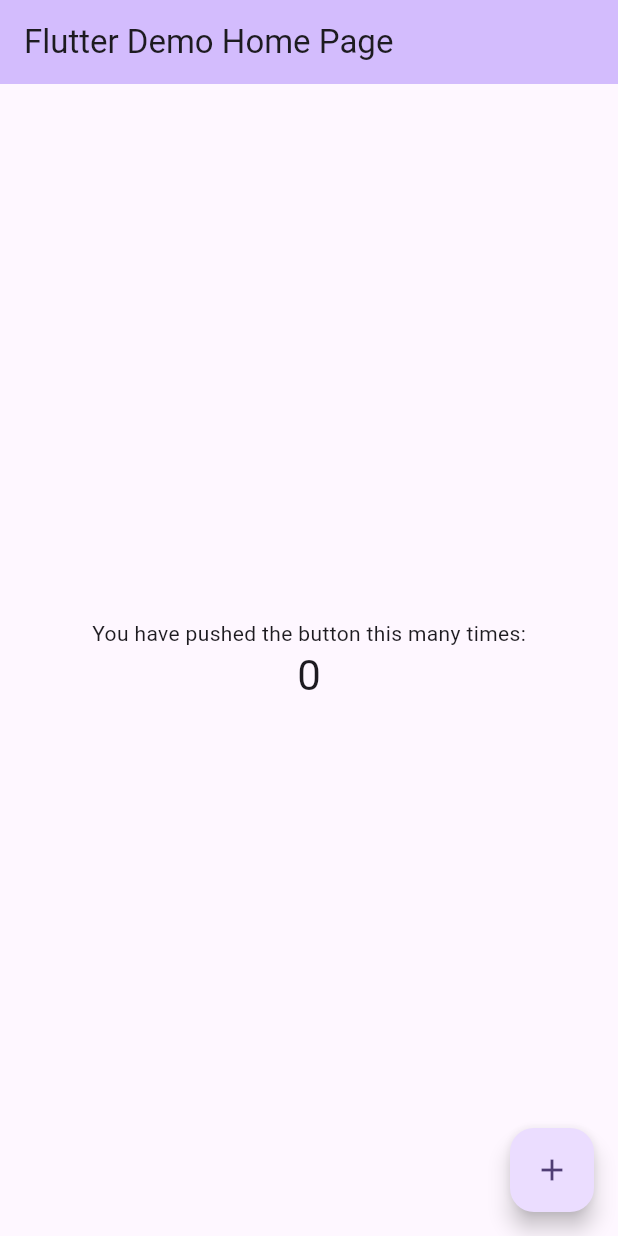
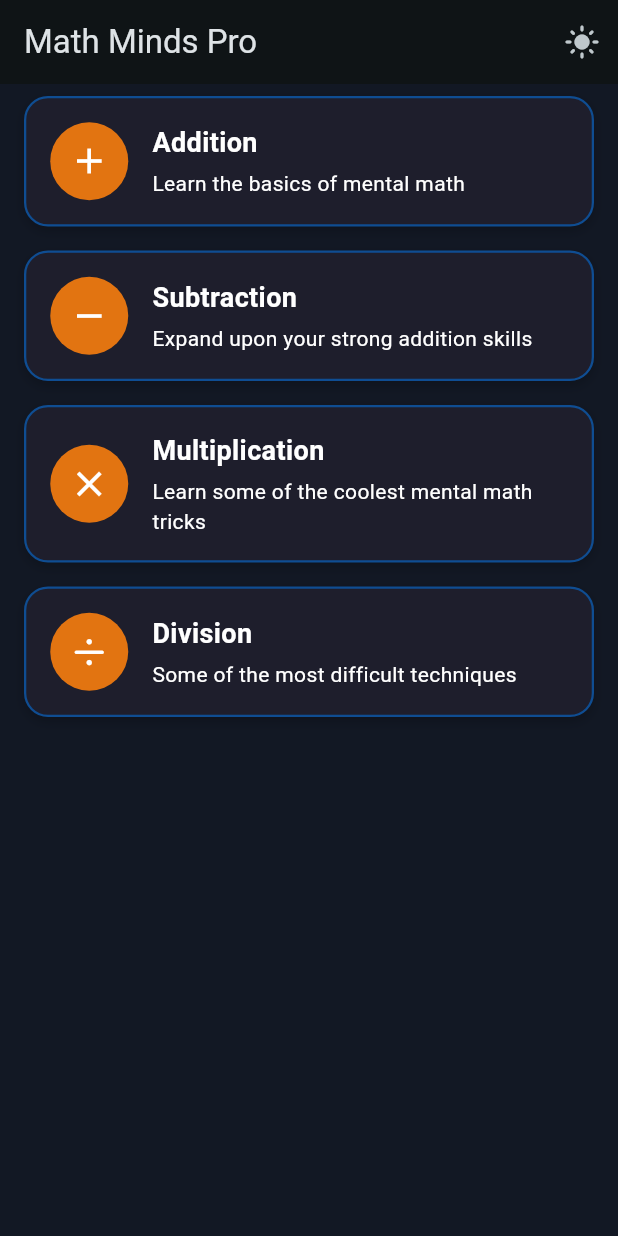
Before and after one commit to AagamShah30/mental_math_app, a Flutter app: the screen it shows after launch, on a phone screen of 412 x 824 dp. Run offline on Flutter 3.47's test engine with Material 3 defaults, Android fonts, the phone set to English and light mode, and no system bars.

Commit message:
Add basic functionality to the app and introduce seperation of logic into modular files

```diff
--- /dev/null
+++ b/lib/category_card.dart
@@ -0,0 +1,88 @@
+import 'package:flutter/material.dart';
+import 'package:mental_math_app/game_elements/game_screen.dart';
+import 'package:mental_math_app/game_elements/math_questions.dart';
+
+class CategoryCard extends StatelessWidget {
+  final String title;
+  final String subtitle;
+  final IconData icon;
+
+  const CategoryCard({
+    super.key,
+    required this.title,
+    required this.subtitle,
+    required this.icon,
+  });
+
+  @override
+  Widget build(BuildContext context) {
+    final isDarkMode = Theme.of(context).brightness == Brightness.dark;
+
+    return InkWell(
+      onTap: () {
+        Navigator.push(
+          context,
+          MaterialPageRoute(
+            builder: (context) => GameScreen(
+              title: title,
+              questionGenerator: generateElevensQuestion,
+            ),
+          ),
+        );
+      },
+
+      child: Container(
+        margin: const EdgeInsets.symmetric(vertical: 8.0, horizontal: 16.0),
+        padding: const EdgeInsets.all(16.0),
+        decoration: BoxDecoration(
+          color: Color(isDarkMode ? 0xFF1E1E2C : 0xFFEDF9FF),
+          borderRadius: BorderRadius.circular(16.0),
+          border: Border.all(color: Color(0xFF0F4D92), width: 1.5),
+          boxShadow: [
+            BoxShadow(
+              color: Colors.black.withValues(alpha: 0.2),
+              blurRadius: 6,
+              offset: const Offset(0, 3),
+            ),
+          ],
+        ),
+        child: Row(
+          children: [
+            Container(
+              padding: const EdgeInsets.all(12.0),
+              decoration: const BoxDecoration(
+                color: Color(0xFFE27411),
+                shape: BoxShape.circle,
+              ),
+              child: Icon(icon, color: Colors.white, size: 28),
+            ),
+            const SizedBox(width: 16.0),
+            Expanded(
+              child: Column(
+                crossAxisAlignment: CrossAxisAlignment.start,
+                children: [
+                  Text(
+                    title,
+                    style: TextStyle(
+                      color: isDarkMode ? Colors.white : Colors.black,
+                      fontSize: 18,
+                      fontWeight: FontWeight.bold,
+                    ),
+                  ),
+                  const SizedBox(height: 4.0),
+                  Text(
+                    subtitle,
+                    style: TextStyle(
+                      color: isDarkMode ? Colors.white : Colors.black,
+                      fontSize: 14,
+                    ),
+                  ),
+                ],
+              ),
+            ),
+          ],
+        ),
+      ),
+    );
+  }
+}
--- /dev/null
+++ b/lib/course_list.dart
@@ -0,0 +1,35 @@
+import 'package:flutter/material.dart';
+import 'package:mental_math_app/category_card.dart';
+import 'package:flutter/cupertino.dart';
+
+class CourseList extends StatelessWidget {
+  const CourseList({super.key});
+
+  @override
+  Widget build(BuildContext context) {
+    return ListView(
+      children: const [
+        CategoryCard(
+          title: 'Addition',
+          subtitle: 'Learn the basics of mental math',
+          icon: Icons.add,
+        ),
+        CategoryCard(
+          title: 'Subtraction',
+          subtitle: 'Expand upon your strong addition skills',
+          icon: Icons.remove,
+        ),
+        CategoryCard(
+          title: 'Multiplication',
+          subtitle: 'Learn some of the coolest mental math tricks',
+          icon: Icons.close,
+        ),
+        CategoryCard(
+          title: 'Division',
+          subtitle: 'Some of the most difficult techniques',
+          icon: CupertinoIcons.divide, // Using horizontal_rule for division
+        ),
+      ],
+    );
+  }
+}
--- a/lib/main.dart
+++ b/lib/main.dart
@@ -1,122 +1,87 @@
 import 'package:flutter/material.dart';
+import 'package:mental_math_app/course_list.dart';
 
 void main() {
   runApp(const MyApp());
 }
 
-class MyApp extends StatelessWidget {
+class MyApp extends StatefulWidget {
   const MyApp({super.key});
 
-  // This widget is the root of your application.
   @override
-  Widget build(BuildContext context) {
-    return MaterialApp(
-      title: 'Flutter Demo',
-      theme: ThemeData(
-        // This is the theme of your application.
-        //
-        // TRY THIS: Try running your application with "flutter run". You'll see
-        // the application has a purple toolbar. Then, without quitting the app,
-        // try changing the seedColor in the colorScheme below to Colors.green
-        // and then invoke "hot reload" (save your changes or press the "hot
-        // reload" button in a Flutter-supported IDE, or press "r" if you used
-        // the command line to start the app).
-        //
-        // Notice that the counter didn't reset back to zero; the application
-        // state is not lost during the reload. To reset the state, use hot
-        // restart instead.
-        //
-        // This works for code too, not just values: Most code changes can be
-        // tested with just a hot reload.
-        colorScheme: .fromSeed(seedColor: Colors.deepPurple),
-      ),
-      home: const MyHomePage(title: 'Flutter Demo Home Page'),
-    );
-  }
+  State<MyApp> createState() => _MyAppState();
 }
 
-class MyHomePage extends StatefulWidget {
-  const MyHomePage({super.key, required this.title});
+class _MyAppState extends State<MyApp> {
+  ThemeMode _themeMode = ThemeMode.dark;
 
-  // This widget is the home page of your application. It is stateful, meaning
-  // that it has a State object (defined below) that contains fields that affect
-  // how it looks.
-
-  // This class is the configuration for the state. It holds the values (in this
-  // case the title) provided by the parent (in this case the App widget) and
-  // used by the build method of the State. Fields in a Widget subclass are
-  // always marked "final".
-
-  final String title;
-
-  @override
-  State<MyHomePage> createState() => _MyHomePageState();
-}
-
-class _MyHomePageState extends State<MyHomePage> {
-  int _counter = 0;
-
-  void _incrementCounter() {
+  void _toggleTheme() {
     setState(() {
-      // This call to setState tells the Flutter framework that something has
-      // changed in this State, which causes it to rerun the build method below
-      // so that the display can reflect the updated values. If we changed
-      // _counter without calling setState(), then the build method would not be
-      // called again, and so nothing would appear to happen.
-      _counter++;
+      _themeMode = _themeMode == ThemeMode.dark ? ThemeMode.light : ThemeMode.dark;
     });
   }
 
   @override
   Widget build(BuildContext context) {
-    // This method is rerun every time setState is called, for instance as done
-    // by the _incrementCounter method above.
-    //
-    // The Flutter framework has been optimized to make rerunning build methods
-    // fast, so that you can just rebuild anything that needs updating rather
-    // than having to individually change instances of widgets.
-    return Scaffold(
-      appBar: AppBar(
-        // TRY THIS: Try changing the color here to a specific color (to
-        // Colors.amber, perhaps?) and trigger a hot reload to see the AppBar
-        // change color while the other colors stay the same.
-        backgroundColor: Theme.of(context).colorScheme.inversePrimary,
-        // Here we take the value from the MyHomePage object that was created by
-        // the App.build method, and use it to set our appbar title.
-        title: Text(widget.title),
-      ),
-      body: Center(
-        // Center is a layout widget. It takes a single child and positions it
-        // in the middle of the parent.
-        child: Column(
-          // Column is also a layout widget. It takes a list of children and
-          // arranges them vertically. By default, it sizes itself to fit its
-          // children horizontally, and tries to be as tall as its parent.
-          //
-          // Column has various properties to control how it sizes itself and
-          // how it positions its children. Here we use mainAxisAlignment to
-          // center the children vertically; the main axis here is the vertical
-          // axis because Columns are vertical (the cross axis would be
-          // horizontal).
-          //
-          // TRY THIS: Invoke "debug painting" (choose the "Toggle Debug Paint"
-          // action in the IDE, or press "p" in the console), to see the
-          // wireframe for each widget.
-          mainAxisAlignment: .center,
-          children: [
-            const Text('You have pushed the button this many times:'),
-            Text(
-              '$_counter',
-              style: Theme.of(context).textTheme.headlineMedium,
-            ),
-          ],
+    return MaterialApp(
+      title: 'Mental Math',
+      theme: ThemeData(
+        brightness: Brightness.light,
+        scaffoldBackgroundColor: const Color(0xfff8f9fa),
+        colorScheme: ColorScheme.fromSeed(
+          seedColor: const Color(0xff00d2ff),
+          brightness: Brightness.light,
         ),
       ),
-      floatingActionButton: FloatingActionButton(
-        onPressed: _incrementCounter,
-        tooltip: 'Increment',
-        child: const Icon(Icons.add),
+
+      darkTheme: ThemeData(
+        brightness: Brightness.dark,
+        scaffoldBackgroundColor: const Color(0xff121824),
+        colorScheme: ColorScheme.fromSeed(
+          seedColor: const Color(0xff00d2ff),
+          brightness: Brightness.dark,
+        ),
+      ),
+
+      themeMode: _themeMode,
+
+      home: MyHomePage(
+        onThemeToggle: _toggleTheme,
       ),
     );
   }
 }
+
+class MyHomePage extends StatelessWidget {
+
+  final VoidCallback onThemeToggle;
+
+  const MyHomePage({super.key, required this.onThemeToggle});
+
+  @override
+  Widget build(BuildContext context) {
+
+    final isDarkMode = Theme.of(context).brightness == Brightness.dark;
+
+    return Scaffold(
+      appBar: AppBar(
+        title: const Text('Math Minds Pro'),
+        actions: [
+
+          IconButton(
+            icon: Icon(isDarkMode ? Icons.light_mode : Icons.dark_mode),
+            onPressed: onThemeToggle,
+          ),
+        ],
+      ),
+      body: Center(
+        child: Column(
+          mainAxisAlignment: MainAxisAlignment.center,
+          children: [
+            Expanded(child: CourseList()),
+          ],
+        ),
+      ),
+    );
+  }
+}
```
Also changed, not shown: lib/game_elements/dialog.dart (added, +43 -0 lines), lib/game_elements/game_screen.dart (added, +152 -0 lines), lib/game_elements/math_questions.dart (added, +10 -0 lines), pubspec.yaml (+7 -1 lines), assets/icon/icon.png (added), pubspec.lock, 32 other files.
